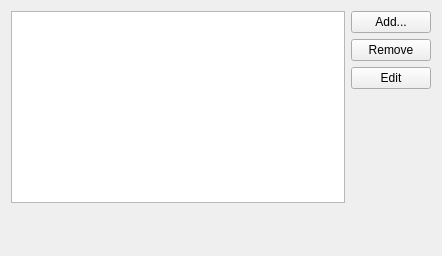
Above: CodeEditor/ui/Setting/SettingFileAssociationSection.ui from metaisfabien/CodeEditor before the change. Below: the same form after it.
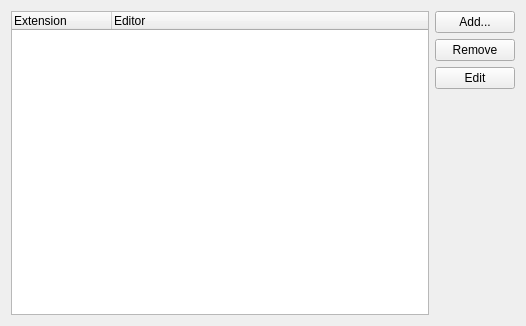
That is the form after the change.

What changed in the file:
```diff
--- a/CodeEditor/ui/Setting/SettingFileAssociationSection.ui
+++ b/CodeEditor/ui/Setting/SettingFileAssociationSection.ui
@@ -6,8 +6,8 @@
    <rect>
     <x>0</x>
     <y>0</y>
-    <width>442</width>
-    <height>256</height>
+    <width>526</width>
+    <height>326</height>
    </rect>
   </property>
   <property name="sizePolicy">
@@ -20,23 +20,7 @@
    <string>Form</string>
   </property>
   <layout class="QGridLayout" name="gridLayout">
-   <item row="0" column="0">
-    <widget class="QListWidget" name="extensionsList"/>
-   </item>
-   <item row="1" column="0">
-    <spacer name="verticalSpacer">
-     <property name="orientation">
-      <enum>Qt::Vertical</enum>
-     </property>
-     <property name="sizeHint" stdset="0">
-      <size>
-       <width>20</width>
-       <height>40</height>
-      </size>
-     </property>
-    </spacer>
-   </item>
-   <item row="0" column="1">
+   <item row="0" column="2">
     <layout class="QVBoxLayout" name="extensionsButtonsLayout">
      <item>
       <widget class="QPushButton" name="add">
@@ -74,6 +58,20 @@
      </item>
     </layout>
    </item>
+   <item row="0" column="1">
+    <widget class="QTreeWidget" name="extensionsTree">
+     <column>
+      <property name="text">
+       <string>Extension</string>
+      </property>
+     </column>
+     <column>
+      <property name="text">
+       <string>Editor</string>
+      </property>
+     </column>
+    </widget>
+   </item>
   </layout>
  </widget>
  <resources/>
```
